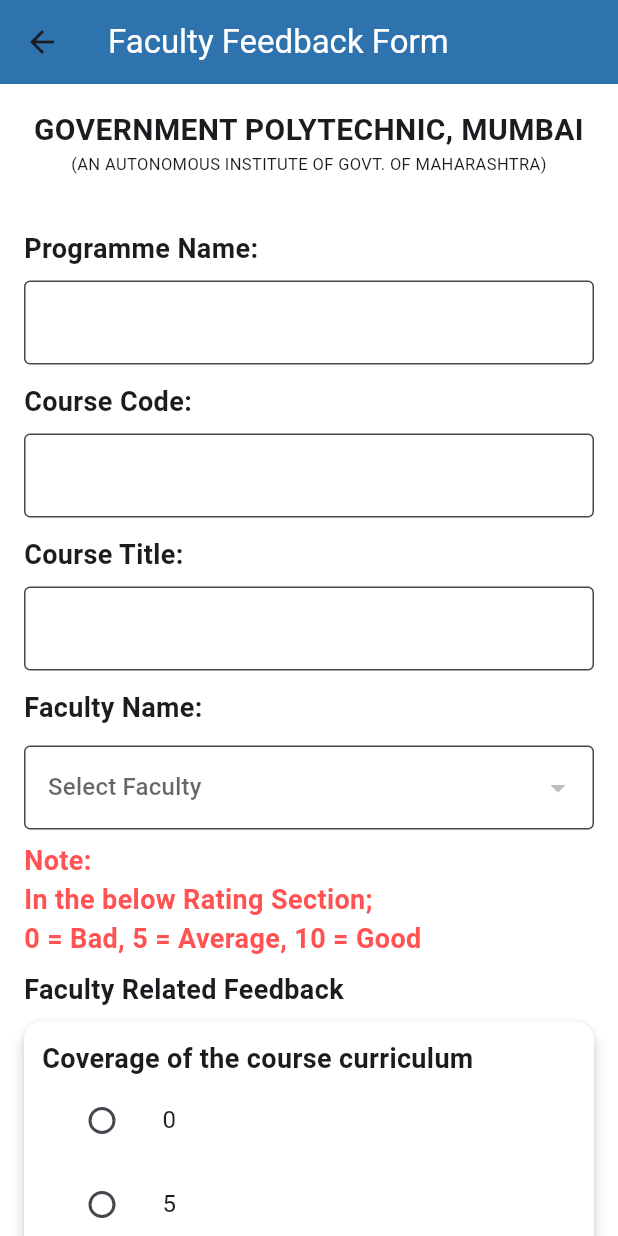
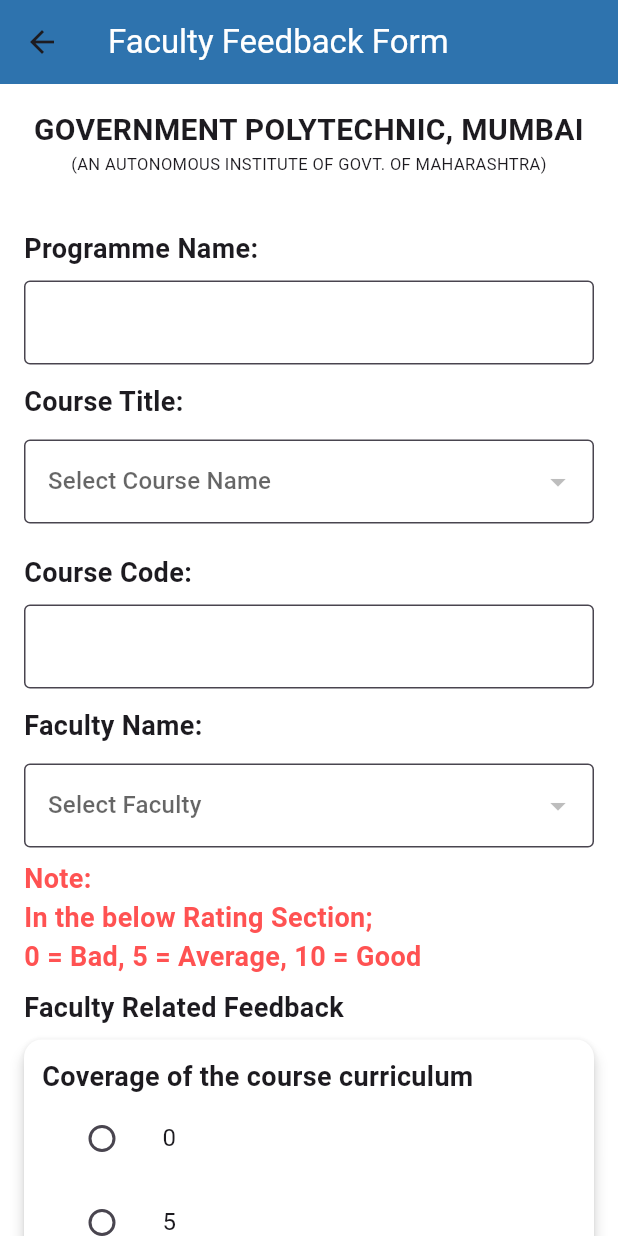
Before and after one commit to gabu-hero/FeedbackApp, a Flutter app: the Facultyfeedbackform screen opened directly with empty values, on a phone screen of 412 x 824 dp. Run offline on Flutter 3.47's test engine with Material 3 defaults, Android fonts, the phone set to English and light mode, and no system bars; our stand-ins replace appwrite; network calls fail.

Commit message:
soleha penwala committed course code and course name

```diff
--- a/lib/facultyfeedbackform.dart
+++ b/lib/facultyfeedbackform.dart
@@ -16,15 +16,20 @@ class _FacultyfeedbackformState extends State<Facultyfeedbackform> {
   AppwriteService as = AppwriteService();
   final _programmeNameController = TextEditingController();
   final _courseCodeController = TextEditingController();
-  final _courseTitleController = TextEditingController();
   final _suggestionsController = TextEditingController();
+
   Color buttoncolor = Color(0xff2e73ae);
   String? selectedFaculty;
+  String? selectedCourse ;
+  String fetchedCourseName='';
+
   late List<String> faculty = [];
+  late List<String> courses = [];
 
   @override
   void initState() {
-    _loadFaculty(); // Call the async method inside initState
+    _loadFaculty();
+    _loadCourses();  // Load courses based on department
   }
 
   Future<void> _loadFaculty() async {
@@ -35,6 +40,23 @@ class _FacultyfeedbackformState extends State<Facultyfeedbackform> {
     });
   }
 
+  Future<void> _loadCourses() async {
+    // Load the courses asynchronously
+    List<String> fetchedCourses = await as.getCoursesByDepartment(fffsdeptId);
+    setState(() {
+      courses = fetchedCourses.toList(); // Assume courses are strings (course names)
+    });
+  }
+
+  Future<void> _loadCourseCode() async {
+    String fetchedCourseCode = await as.getCourseCode(fetchedCourseName, fffsdeptId);
+    print(fetchedCourseCode);
+     setState(() {
+    _courseCodeController.text = fetchedCourseCode; // Set the fetched course code
+  });
+  print(_courseCodeController.text);
+  }
+
   // Variables to store feedback ratings
   Map<String, int?> facultyFeedback = {};
   Map<String, int?> courseOutcomeFeedback = {};
@@ -42,10 +64,8 @@ class _FacultyfeedbackformState extends State<Facultyfeedbackform> {
 
   @override
   void dispose() {
-    // Dispose of the controllers when the widget is disposed.
     _programmeNameController.dispose();
     _courseCodeController.dispose();
-    _courseTitleController.dispose();
     _suggestionsController.dispose();
     super.dispose();
   }
@@ -91,12 +111,51 @@ class _FacultyfeedbackformState extends State<Facultyfeedbackform> {
               ),
             ),
             const SizedBox(height: 20),
-            buildTextField('Programme Name:', _programmeNameController),
-            buildTextField('Course Code:', _courseCodeController),
-            buildTextField('Course Title:', _courseTitleController),
+            buildTextField('Programme Name:',
+            enabled: false,
+             _programmeNameController),
+
+            // Course Name Dropdown
             Padding(
-              padding: const EdgeInsets.only(
-                  bottom: 12.0), // Adds padding of 12 below the text
+              padding: const EdgeInsets.only(bottom: 12.0),
+              child: Text(
+                'Course Title:',
+                style: TextStyle(fontSize: 18, fontWeight: FontWeight.bold),
+              ),
+            ),
+            DropdownButtonFormField<String>(
+              value: selectedCourse,
+              hint: Text('Select Course Name'),
+              onChanged: (String? newValue) async {
+                setState(() async {
+                  selectedCourse = newValue;
+                   if (newValue != null) {
+      fetchedCourseName = newValue; // Set the selected course name
+      await _loadCourseCode(); // Call the API to load the course code
+    }
+
+
+                });
+                 fetchedCourseName = newValue!;
+                 print(fetchedCourseName);
+              },
+              items: courses.map<DropdownMenuItem<String>>((String course) {
+                return DropdownMenuItem<String>(
+                  value: course,
+                  child: Text(course),
+                );
+              }).toList(),
+              decoration: InputDecoration(
+                border: OutlineInputBorder(), // Add border similar to text fields
+                filled: true,
+                fillColor: const Color(0xEBFFFFFF),
+              ),
+            ),
+            SizedBox(height: 20),
+            buildTextField('Course Code:', _courseCodeController,enabled:false),
+
+            Padding(
+              padding: const EdgeInsets.only(bottom: 12.0),
               child: Text(
                 'Faculty Name:',
                 style: TextStyle(fontSize: 18, fontWeight: FontWeight.bold),
@@ -104,7 +163,7 @@ class _FacultyfeedbackformState extends State<Facultyfeedbackform> {
             ),
             DropdownButtonFormField<String>(
               value: selectedFaculty,
-              hint: Text('Select Faculty '),
+              hint: Text('Select Faculty'),
               onChanged: (String? newValue) {
                 setState(() {
                   selectedFaculty = newValue;
@@ -117,12 +176,12 @@ class _FacultyfeedbackformState extends State<Facultyfeedbackform> {
                 );
               }).toList(),
               decoration: InputDecoration(
-                border:
-                    OutlineInputBorder(), // Add border similar to text fields
+                border: OutlineInputBorder(),
                 filled: true,
                 fillColor: const Color(0xEBFFFFFF),
               ),
             ),
+
             const SizedBox(height: 8),
             const Text(
               'Note: \nIn the below Rating Section;\n0 = Bad, 5 = Average, 10 = Good ',
@@ -132,11 +191,12 @@ class _FacultyfeedbackformState extends State<Facultyfeedbackform> {
                   color: Colors.redAccent),
               textAlign: TextAlign.left, // Align text to the left
             ),
+
             const SizedBox(height: 8),
             const Text(
               'Faculty Related Feedback',
               style: TextStyle(fontSize: 18, fontWeight: FontWeight.bold),
-              textAlign: TextAlign.left, // Align text to the left
+              textAlign: TextAlign.left,
             ),
             buildRatingSection(
                 'Coverage of the course curriculum', facultyFeedback),
@@ -148,6 +208,7 @@ class _FacultyfeedbackformState extends State<Facultyfeedbackform> {
                 'Pace of the content covered by the faculty', facultyFeedback),
             buildRatingSection(
                 'Relevance of the Content of curriculum', facultyFeedback),
+
             const SizedBox(height: 20),
             const Text(
               'Course Outcomes Related',
@@ -170,11 +231,14 @@ class _FacultyfeedbackformState extends State<Facultyfeedbackform> {
                 facilitiesFeedback),
             buildRatingSection('Availability of the reference books in library',
                 facilitiesFeedback),
+
             const SizedBox(height: 20),
             buildTextField(
               'Suggestions for Improvement:',
+              enabled: true,
               _suggestionsController,
               maxLines: 5,
+
             ),
             const SizedBox(height: 20),
             Center(
@@ -206,7 +270,7 @@ class _FacultyfeedbackformState extends State<Facultyfeedbackform> {
   }
 
   Widget buildTextField(String labelText, TextEditingController controller,
-      {int maxLines = 5}) {
+      {int maxLines = 1, required bool enabled}) {
     return Padding(
       padding: const EdgeInsets.only(bottom: 12.0),
       child: Column(
@@ -219,8 +283,10 @@ class _FacultyfeedbackformState extends State<Facultyfeedbackform> {
           const SizedBox(height: 8),
           TextField(
             controller: controller,
+
             decoration: const InputDecoration(
               border: OutlineInputBorder(),
+               enabled: true,
               filled: true,
               fillColor: Colors.white,
             ),
```
Also changed, not shown: lib/appwriteprovider.dart (+64 -0 lines).
